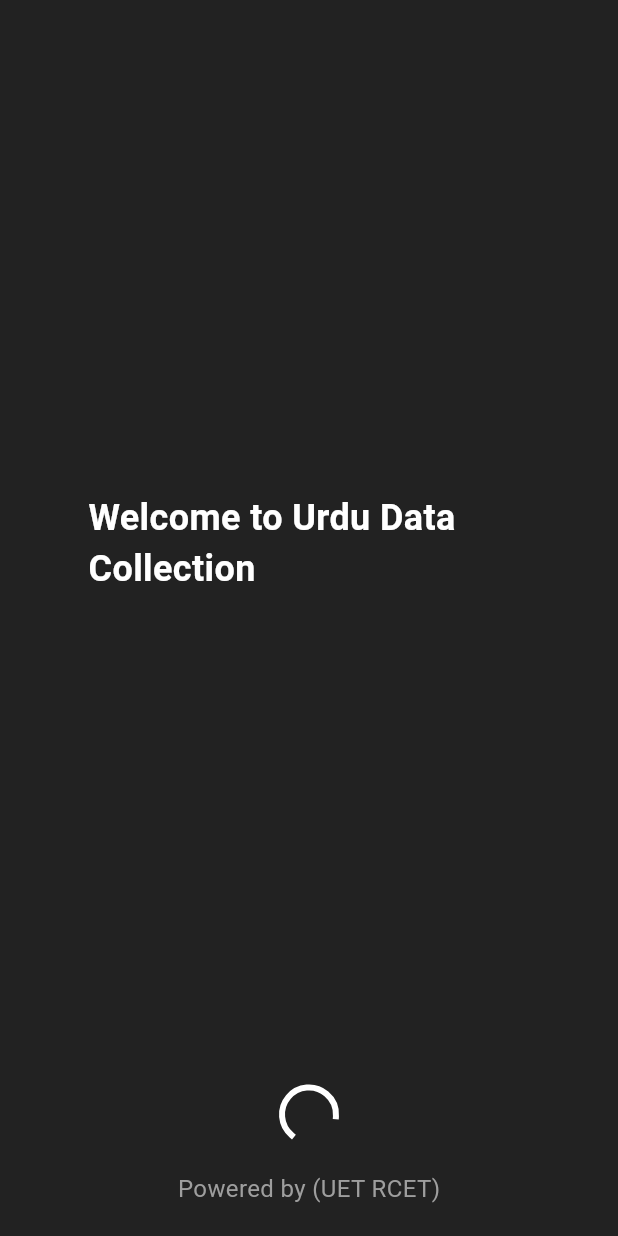
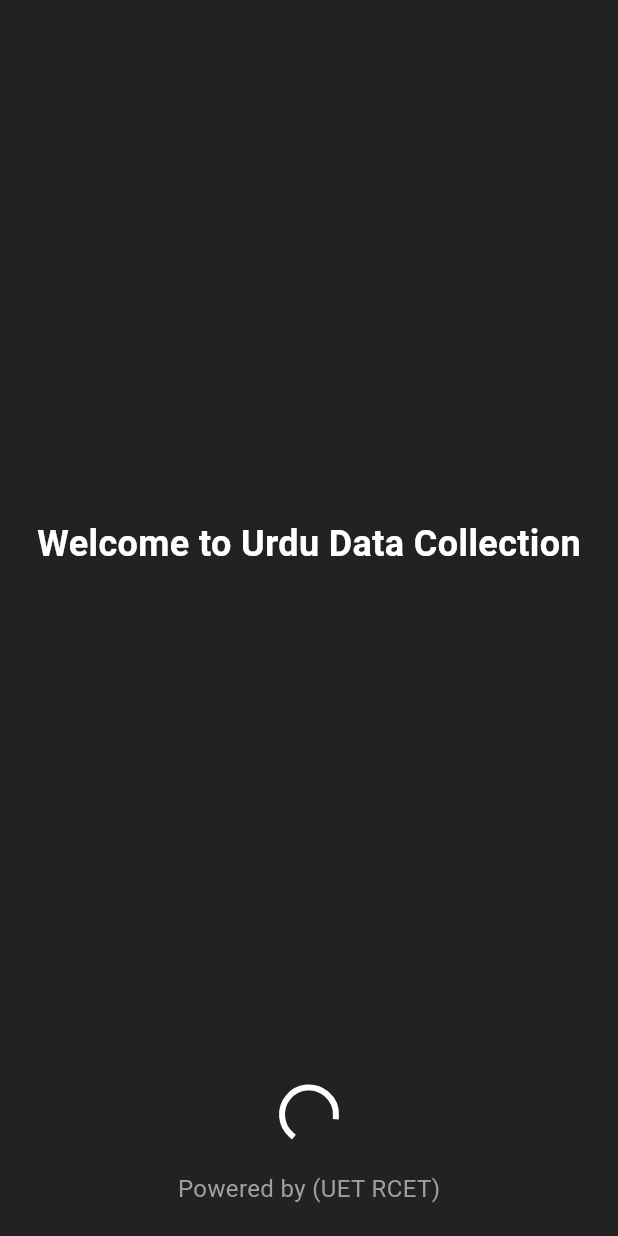
Before and after one commit to Saadullah-AbdulSamad/urdudataset-flutter, a Flutter app: the first screen one second after launch, on a phone screen of 412 x 824 dp. Run offline on Flutter 3.47's test engine with Material 3 defaults, Android fonts, the phone set to English and light mode, and no system bars; our stand-ins replace cloud_firestore, firebase_core; accounts and stored records are empty.

Commit message:
Align fix

```diff
--- a/lib/welcomescreen/welcomescreen.dart
+++ b/lib/welcomescreen/welcomescreen.dart
@@ -21,16 +21,14 @@
 
   @override
   Widget build(BuildContext context) {
-    return Scaffold(
+    return const Scaffold(
       backgroundColor: Colors.black87,
       body: Column(
+        crossAxisAlignment: CrossAxisAlignment.center,
         children: [
           // Welcome text placed in the center
           Expanded(
-            child: Container(
-              padding:
-                  EdgeInsets.only(left: MediaQuery.of(context).size.width / 7),
-              child: const Center(
+            child: Center(
               child: Text(
                 'Welcome to Urdu Data Collection',
                 style: TextStyle(
@@ -41,15 +39,14 @@
               ),
             ),
           ),
-          ),
-          const Center(
+          Center(
             child: CircularProgressIndicator(
               valueColor: AlwaysStoppedAnimation<Color>(
                   Colors.white), // Color of the spinner
             ),
           ),
           // The footer at the bottom
-          const Align(
+          Align(
             alignment: Alignment.bottomCenter,
             child: Padding(
               padding: EdgeInsets.all(20.0),
```
Lines whose indentation alone changed are shown as unchanged.
